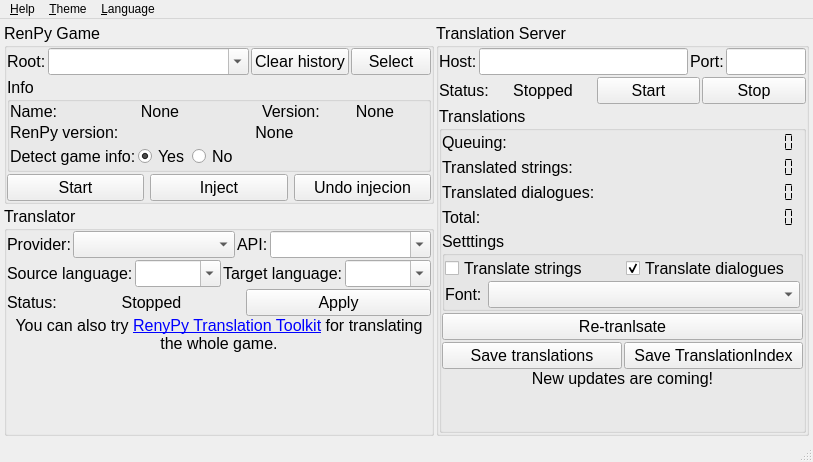
Old version of the form qt5/main.ui in the repository abse4411/projz_renpy_translation.
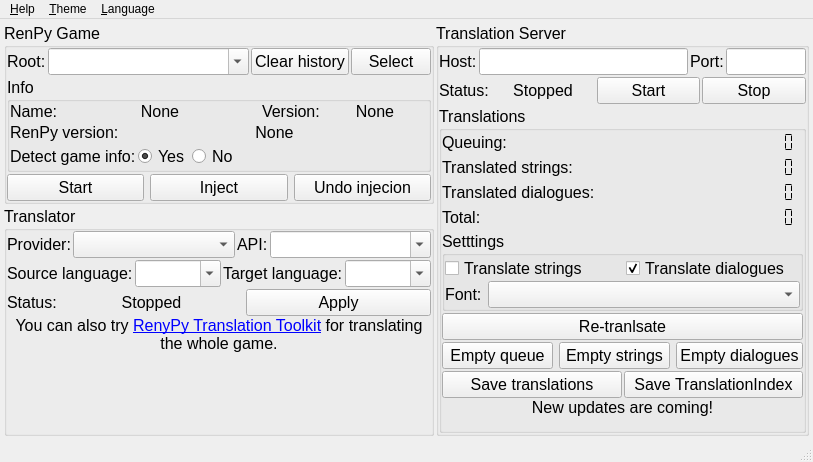
New version of the form. Icons and pictures are not drawn.

The edit to the form file:
```diff
--- a/qt5/main.ui
+++ b/qt5/main.ui
@@ -1384,6 +1384,46 @@
                   </property>
                  </widget>
                 </item>
+                <item>
+                 <layout class="QHBoxLayout" name="horizontalLayout_19">
+                  <property name="spacing">
+                   <number>6</number>
+                  </property>
+                  <property name="leftMargin">
+                   <number>0</number>
+                  </property>
+                  <property name="topMargin">
+                   <number>0</number>
+                  </property>
+                  <property name="rightMargin">
+                   <number>0</number>
+                  </property>
+                  <property name="bottomMargin">
+                   <number>0</number>
+                  </property>
+                  <item>
+                   <widget class="QPushButton" name="emptyQueue_button">
+                    <property name="text">
+                     <string>Empty queue</string>
+                    </property>
+                   </widget>
+                  </item>
+                  <item>
+                   <widget class="QPushButton" name="emptyString_button">
+                    <property name="text">
+                     <string>Empty strings</string>
+                    </property>
+                   </widget>
+                  </item>
+                  <item>
+                   <widget class="QPushButton" name="emptyDialogue_button">
+                    <property name="text">
+                     <string>Empty dialogues</string>
+                    </property>
+                   </widget>
+                  </item>
+                 </layout>
+                </item>
                 <item>
                  <layout class="QHBoxLayout" name="horizontalLayout_15">
                   <property name="leftMargin">
```
